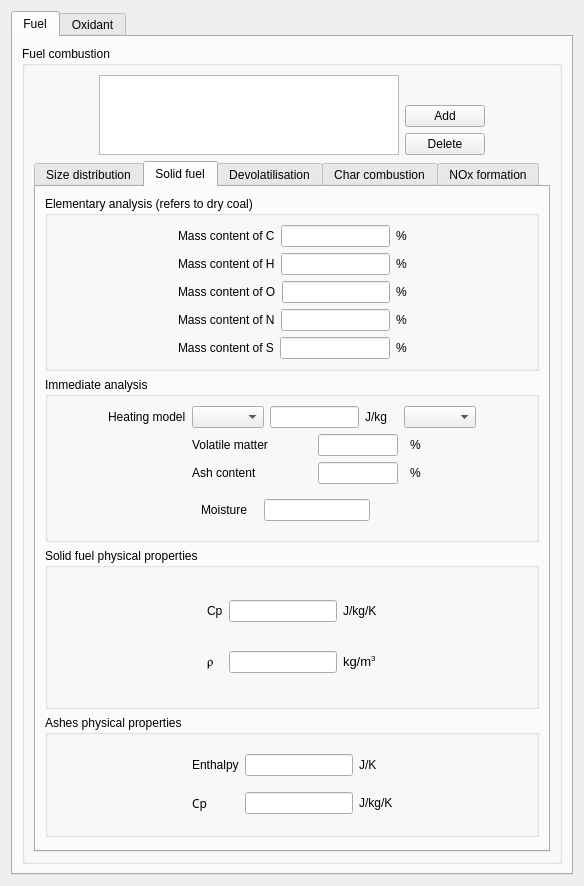
Before: the Qt Designer form gui/Pages/CoalCombustionForm.ui in code-saturne/code_saturne, drawn with Qt 5.
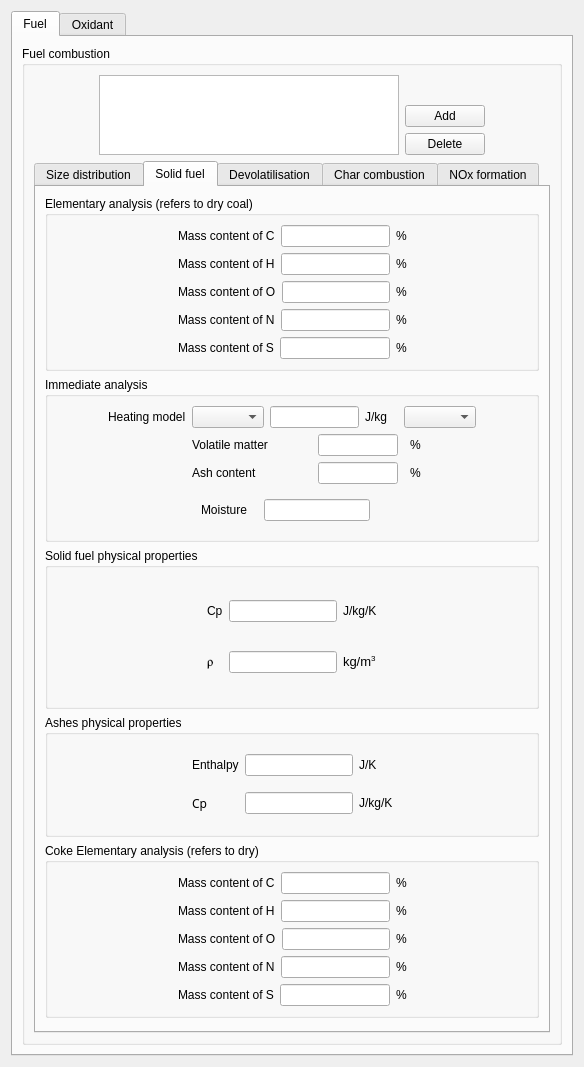
After: the same form once the commit is applied. The open tabs and pages were chosen to show the change.

Commit message: add coke composition for coal combustion

```diff
--- a/gui/Pages/CoalCombustionForm.ui
+++ b/gui/Pages/CoalCombustionForm.ui
@@ -6,15 +6,15 @@
    <rect>
     <x>0</x>
     <y>0</y>
-    <width>556</width>
-    <height>869</height>
+    <width>561</width>
+    <height>1057</height>
    </rect>
   </property>
   <property name="windowTitle">
    <string>Form</string>
   </property>
-  <layout class="QVBoxLayout" name="verticalLayout_3">
-   <item>
+  <layout class="QGridLayout" name="gridLayout_24">
+   <item row="0" column="0">
     <widget class="QTabWidget" name="tabWidget">
      <property name="currentIndex">
       <number>1</number>
@@ -23,14 +23,14 @@
       <attribute name="title">
        <string>Fuel</string>
       </attribute>
-      <layout class="QGridLayout" name="gridLayout_17">
+      <layout class="QGridLayout" name="gridLayout_23">
        <item row="0" column="0">
         <widget class="QGroupBox" name="groupBoxCoalsList">
          <property name="title">
           <string>Fuel combustion</string>
          </property>
-         <layout class="QGridLayout" name="gridLayout_6">
-          <item row="0" column="0">
+         <layout class="QGridLayout" name="gridLayout_17">
+          <item row="0" column="0" colspan="2">
            <layout class="QHBoxLayout">
             <item>
              <spacer>
@@ -116,7 +116,7 @@
             </item>
            </layout>
           </item>
-          <item row="1" column="0">
+          <item row="1" column="0" rowspan="2" colspan="2">
            <widget class="QTabWidget" name="tabWidgetCoal">
             <property name="currentIndex">
              <number>0</number>
@@ -341,8 +341,8 @@
              <attribute name="title">
               <string>Solid fuel</string>
              </attribute>
-             <layout class="QVBoxLayout" name="verticalLayout_7">
-              <item>
+             <layout class="QGridLayout" name="gridLayout_6">
+              <item row="0" column="0">
                <widget class="QGroupBox" name="groupBoxComposition">
                 <property name="title">
                  <string>Elementary analysis (refers to dry coal)</string>
@@ -869,7 +869,151 @@
                 </layout>
                </widget>
               </item>
-              <item>
+              <item row="4" column="0">
+               <widget class="QGroupBox" name="groupBoxCompositionCoke">
+                <property name="title">
+                 <string>Coke Elementary analysis (refers to dry)</string>
+                </property>
+                <layout class="QHBoxLayout" name="horizontalLayout_16">
+                 <item>
+                  <spacer>
+                   <property name="orientation">
+                    <enum>Qt::Horizontal</enum>
+                   </property>
+                   <property name="sizeHint" stdset="0">
+                    <size>
+                     <width>97</width>
+                     <height>20</height>
+                    </size>
+                   </property>
+                  </spacer>
+                 </item>
+                 <item>
+                  <layout class="QVBoxLayout" name="verticalLayout_3">
+                   <item>
+                    <layout class="QHBoxLayout" name="horizontalLayout_17">
+                     <item>
+                      <widget class="QLabel" name="labelCCoke">
+                       <property name="text">
+                        <string>Mass content of C</string>
+                       </property>
+                      </widget>
+                     </item>
+                     <item>
+                      <widget class="QLineEdit" name="lineEditCCoke"/>
+                     </item>
+                     <item>
+                      <widget class="QLabel" name="labelUnitCCoke">
+                       <property name="text">
+                        <string>%</string>
+                       </property>
+                      </widget>
+                     </item>
+                    </layout>
+                   </item>
+                   <item>
+                    <layout class="QHBoxLayout" name="horizontalLayout_18">
+                     <item>
+                      <widget class="QLabel" name="labelHCoke">
+                       <property name="text">
+                        <string>Mass content of H</string>
+                       </property>
+                      </widget>
+                     </item>
+                     <item>
+                      <widget class="QLineEdit" name="lineEditHCoke"/>
+                     </item>
+                     <item>
+                      <widget class="QLabel" name="labelUnitHCoke">
+                       <property name="text">
+                        <string>%</string>
+                       </property>
+                      </widget>
+                     </item>
+                    </layout>
+                   </item>
+                   <item>
+                    <layout class="QHBoxLayout" name="horizontalLayout_19">
+                     <item>
+                      <widget class="QLabel" name="labelOCoke">
+                       <property name="text">
+                        <string>Mass content of O</string>
+                       </property>
+                      </widget>
+                     </item>
+                     <item>
+                      <widget class="QLineEdit" name="lineEditOCoke"/>
+                     </item>
+                     <item>
+                      <widget class="QLabel" name="labelUnitOCoke">
+                       <property name="text">
+                        <string>%</string>
+                       </property>
+                      </widget>
+                     </item>
+                    </layout>
+                   </item>
+                   <item>
+                    <layout class="QHBoxLayout" name="horizontalLayout_20">
+                     <item>
+                      <widget class="QLabel" name="labelNCoke">
+                       <property name="text">
+                        <string>Mass content of N</string>
+                       </property>
+                      </widget>
+                     </item>
+                     <item>
+                      <widget class="QLineEdit" name="lineEditNCoke"/>
+                     </item>
+                     <item>
+                      <widget class="QLabel" name="labelUnitNCoke">
+                       <property name="text">
+                        <string>%</string>
+                       </property>
+                      </widget>
+                     </item>
+                    </layout>
+                   </item>
+                   <item>
+                    <layout class="QHBoxLayout" name="horizontalLayout_21">
+                     <item>
+                      <widget class="QLabel" name="labelSCoke">
+                       <property name="text">
+                        <string>Mass content of S</string>
+                       </property>
+                      </widget>
+                     </item>
+                     <item>
+                      <widget class="QLineEdit" name="lineEditSCoke"/>
+                     </item>
+                     <item>
+                      <widget class="QLabel" name="labelUnitSCoke">
+                       <property name="text">
+                        <string>%</string>
+                       </property>
+                      </widget>
+                     </item>
+                    </layout>
+                   </item>
+                  </layout>
+                 </item>
+                 <item>
+                  <spacer>
+                   <property name="orientation">
+                    <enum>Qt::Horizontal</enum>
+                   </property>
+                   <property name="sizeHint" stdset="0">
+                    <size>
+                     <width>97</width>
+                     <height>16</height>
+                    </size>
+                   </property>
+                  </spacer>
+                 </item>
+                </layout>
+               </widget>
+              </item>
+              <item row="5" column="0">
                <spacer name="verticalSpacer_4">
                 <property name="orientation">
                  <enum>Qt::Vertical</enum>
@@ -1538,19 +1682,6 @@
             </widget>
            </widget>
           </item>
-          <item row="2" column="0">
-           <spacer name="verticalSpacer_2">
-            <property name="orientation">
-             <enum>Qt::Vertical</enum>
-            </property>
-            <property name="sizeHint" stdset="0">
-             <size>
-              <width>17</width>
-              <height>8</height>
-             </size>
-            </property>
-           </spacer>
-          </item>
          </layout>
         </widget>
        </item>
```
Left out of the diff: 8 changed lines with no effect on the pictures. The commit also changes 5 other files.
